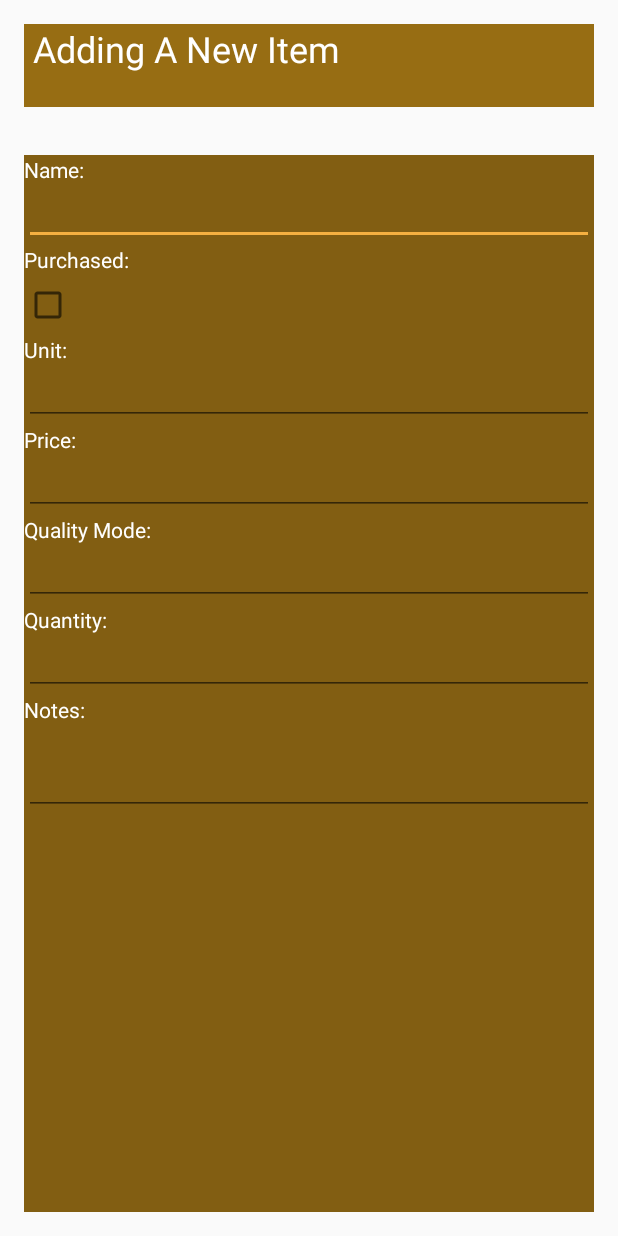
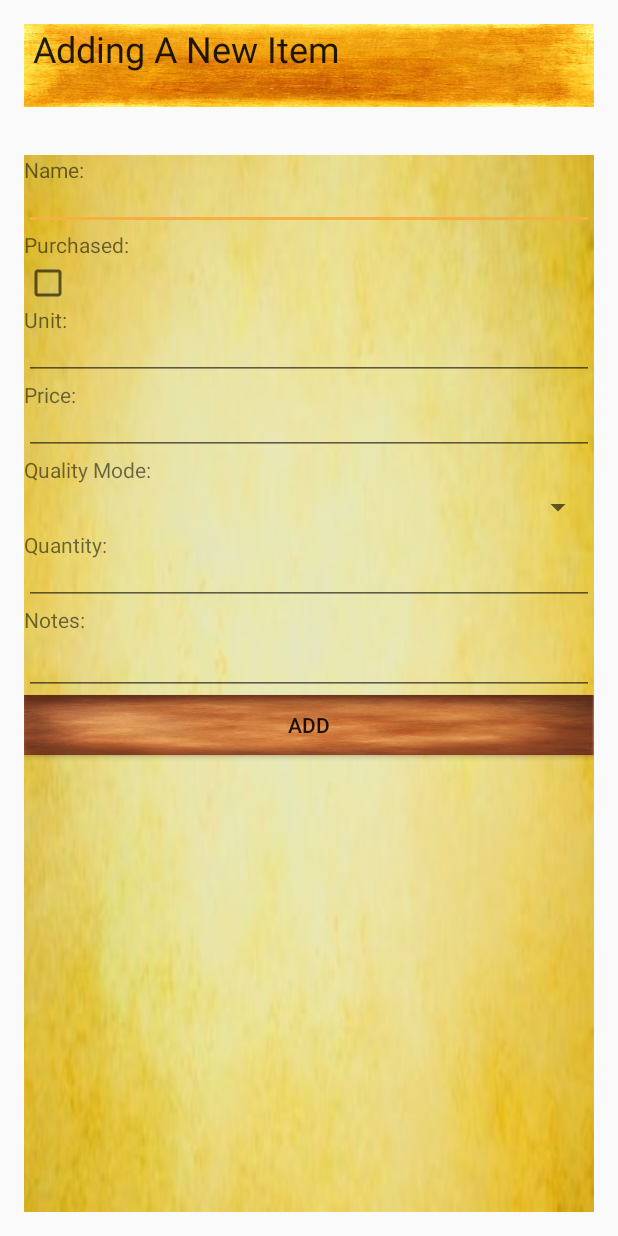
Before and after one commit to NaduniRanasinghe/Event-Planner, an Android app: the ShoppingListAdd screen opened directly, with no data from a screen before it, on a phone screen of 412 x 824 dp. Run offline under Robolectric (Android 15) with nearby library versions, the phone set to English and light mode, and no system bars.

Commit message:
change colors and add upadte and view..

```diff
--- a/app/src/main/AndroidManifest.xml
+++ b/app/src/main/AndroidManifest.xml
@@ -19,7 +19,7 @@
                 <category android:name="android.intent.category.LAUNCHER" />
             </intent-filter>
         </activity>
-        <activity android:name=".ShoppingListAdd"></activity>
+        <activity android:name=".ShoppingListAdd" />
     </application>
 
 </manifest>
--- a/app/src/main/res/layout/activity_shopping_list_add.xml
+++ b/app/src/main/res/layout/activity_shopping_list_add.xml
@@ -15,15 +15,15 @@
 android:textAppearance="@style/TextAppearance.AppCompat.Headline"
 android:visibility="visible"
 android:layout_margin = "16dp"
-        android:background = "#976D13"
-        android:textColor="@color/colorwhite"/>
+android:background = "@drawable/pic1"/>
+
 
 <LinearLayout
 android:layout_width="match_parent"
 android:layout_height="match_parent"
 android:layout_margin="16dp"
 android:orientation="vertical"
-        android:background = "#825E12"
+android:background = "@drawable/pic2"
 
     >
 
@@ -31,111 +31,101 @@
     android:id="@+id/textView5"
     android:layout_width="96dp"
     android:layout_height="20dp"
-            android:text="Name:"
-            android:textColor="@color/colorwhite"/>
+    android:text="Name:" />
 
 <EditText
     android:id="@+id/editText2"
     android:layout_width="match_parent"
-            android:layout_height="40dp"
+    android:layout_height="30dp"
     android:ems="10"
     android:inputType="textPersonName"
-            android:text=""
-            android:textColor="@color/colorwhite"/>
+    android:text="" />
 
 <TextView
     android:id="@+id/textView7"
     android:layout_width="96dp"
     android:layout_height="20dp"
-            android:text="Purchased:"
-            android:textColor="@color/colorwhite"/>
+    android:text="Purchased:" />
 
 <CheckBox
     android:id="@+id/checkBox"
     android:layout_width="match_parent"
-            android:layout_height="40dp"
-            android:text=""
-            android:textColor="@color/colorwhite"/>
+    android:layout_height="30dp"
+    android:text="" />
 
 <TextView
     android:id="@+id/textView8"
     android:layout_width="96dp"
     android:layout_height="20dp"
-            android:text="Unit:"
-            android:textColor="@color/colorwhite"/>
+    android:text="Unit:" />
 
 <EditText
     android:id="@+id/editText4"
     android:layout_width="match_parent"
-            android:layout_height="40dp"
+    android:layout_height="30dp"
     android:ems="10"
     android:inputType="textPersonName"
-            android:text=""
-            android:textColor="@color/colorwhite"/>
+    android:text="" />
 
 <TextView
     android:id="@+id/textView9"
     android:layout_width="96dp"
     android:layout_height="20dp"
-            android:text="Price:"
-            android:textColor="@color/colorwhite"/>
+    android:text="Price:" />
 
 <EditText
     android:id="@+id/editText5"
     android:layout_width="match_parent"
-            android:layout_height="40dp"
+    android:layout_height="30dp"
     android:ems="10"
     android:inputType="textPersonName"
-            android:text=""
-            android:textColor="@color/colorwhite"/>
+    android:text="" />
 
 <TextView
     android:id="@+id/textView10"
     android:layout_width="96dp"
     android:layout_height="20dp"
-            android:text="Quality Mode:"
-            android:textColor="@color/colorwhite"/>
+    android:text="Quality Mode:" />
 
-        <EditText
-            android:id="@+id/editText6"
+<Spinner
+    android:id="@+id/spinner4"
     android:layout_width="match_parent"
-            android:layout_height="40dp"
-            android:ems="10"
-            android:inputType="textPersonName"
-            android:text=""
-            android:textColor="@color/colorwhite"/>
+    android:layout_height="30dp" />
 
 <TextView
     android:id="@+id/textView11"
     android:layout_width="96dp"
     android:layout_height="20dp"
-            android:text="Quantity:"
-            android:textColor="@color/colorwhite"/>
+    android:text="Quantity:" />
 
 <EditText
     android:id="@+id/editText7"
     android:layout_width="match_parent"
-            android:layout_height="40dp"
+    android:layout_height="30dp"
     android:ems="10"
     android:inputType="textPersonName"
-            android:text=""
-            android:textColor="@color/colorwhite"/>
+    android:text="" />
 
 <TextView
     android:id="@+id/textView12"
     android:layout_width="96dp"
     android:layout_height="20dp"
-            android:text="Notes:"
-            android:textColor="@color/colorwhite"/>
+    android:text="Notes:" />
 
 <EditText
     android:id="@+id/editText8"
     android:layout_width="match_parent"
-            android:layout_height="60dp"
+    android:layout_height="40dp"
     android:ems="10"
     android:inputType="textPersonName"
-            android:text=""
-            android:textColor="@color/colorwhite"/>
+    android:text="" />
+
+<Button
+    android:layout_width="match_parent"
+    android:layout_height="40dp"
+    android:background="@drawable/pic5"
+    android:text="ADD"
+     />
 
 </LinearLayout>
 
```
Also changed, not shown: app/src/main/java/com/projects/naduni/eventplanner/ShoppingListUpdate.java (added, +13 -0 lines), app/src/main/java/com/projects/naduni/eventplanner/ShoppingListView.java (added, +13 -0 lines), app/src/main/res/layout/activity_shopping_list_update.xml (added, +135 -0 lines), app/src/main/res/layout/activity_shopping_list_view.xml (added, +17 -0 lines), app/src/main/res/drawable/pic1.jpg (added), app/src/main/res/drawable/pic2.jpg (added), app/src/main/res/drawable/pic3.jpg (added), app/src/main/res/drawable/pic4.jpg (added), app/src/main/res/drawable/pic5.jpg (added). Lines whose indentation alone changed are shown as unchanged.
